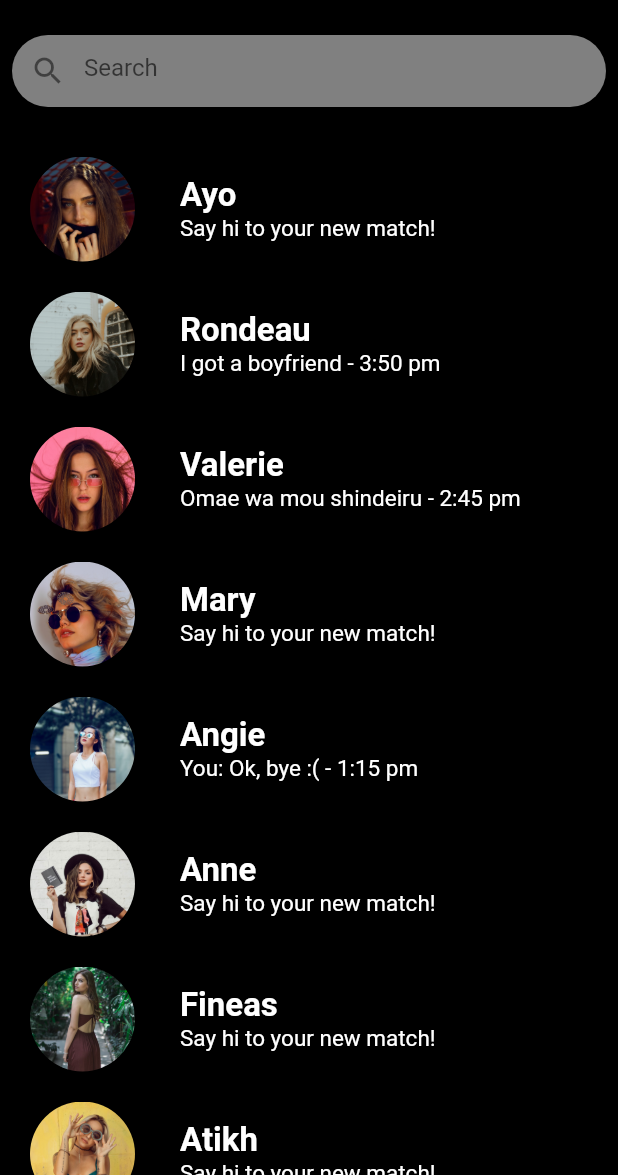
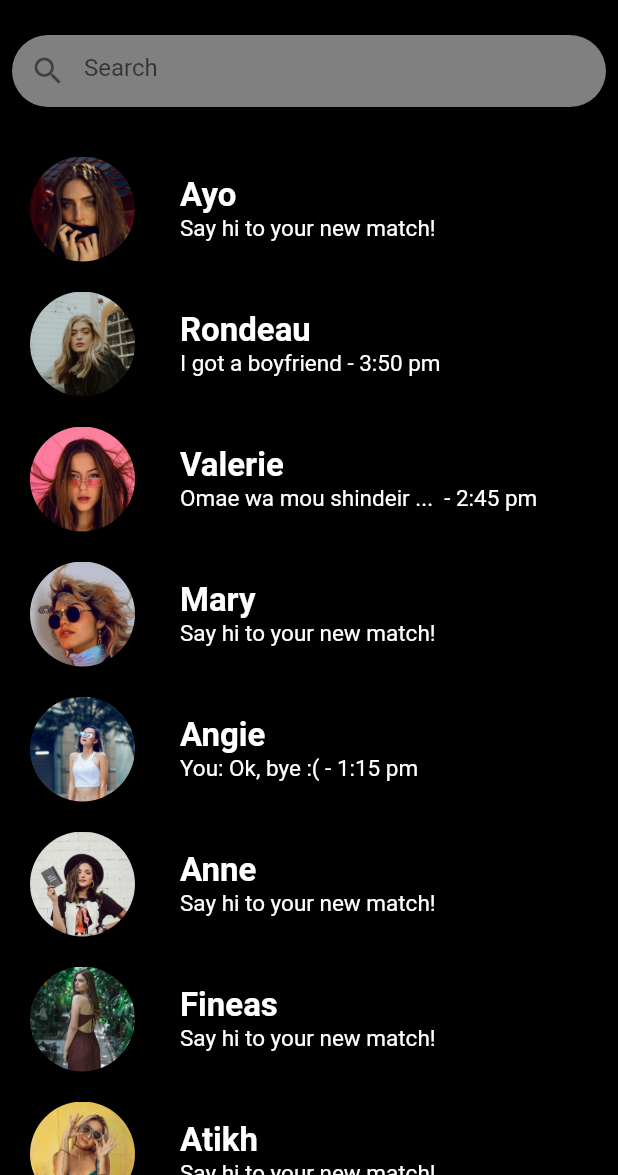
Before and after one commit to bingis-khan/christer, a Flutter app: the screen it shows after launch, on a phone screen of 412 x 824 dp, the part 61-1236 px from its top. Run offline on Flutter 3.47's test engine with Material 2 defaults, Android fonts, the light colour scheme and no system bars; our stand-ins replace flutter_svg, swipe_cards.

Commit message:
Fix screen resize bug

```diff
--- a/christer/lib/pages/chat_page.dart
+++ b/christer/lib/pages/chat_page.dart
@@ -17,6 +17,8 @@ class _ChatPageState extends State<ChatPage> {
   }
 
   Widget getBody() {
+    var size = MediaQuery.of(context).size;
+    const MAX_LENGTH = 20;
     return ListView(
       children: [
         Padding(
@@ -76,10 +78,16 @@ class _ChatPageState extends State<ChatPage> {
                             ),
                           ),
 
-                          Text(chats_json[index]['messages'].length > 0 ?
+                          SizedBox(
+                            width: size.width - 150,
+                            child: Text(chats_json[index]['messages'].length > 0 ?
                             (
                               (chats_json[index]['messages'][chats_json[index]['messages'].length - 1]['isYours'] ? 'You: ' : '') +
-                            chats_json[index]['messages'][chats_json[index]['messages'].length - 1]['msg'] + ' - ' +
+                              (
+                                chats_json[index]['messages'][chats_json[index]['messages'].length - 1]['msg'].length < MAX_LENGTH ?
+                                chats_json[index]['messages'][chats_json[index]['messages'].length - 1]['msg'] :
+                                chats_json[index]['messages'][chats_json[index]['messages'].length - 1]['msg'].substring(0, MAX_LENGTH) + ' ... '
+                              ) + ' - ' +
                               chats_json[index]['messages'][chats_json[index]['messages'].length - 1]['created_at']
                             ) :
                             "Say hi to your new match!",
@@ -88,11 +96,10 @@ class _ChatPageState extends State<ChatPage> {
                                 color: white,
                               ),
                             ),
-
+                          ),
                         ],
                       ),
                     ),
-
                   ],
                 ),
               );
```
Lines whose indentation alone changed are shown as unchanged.
